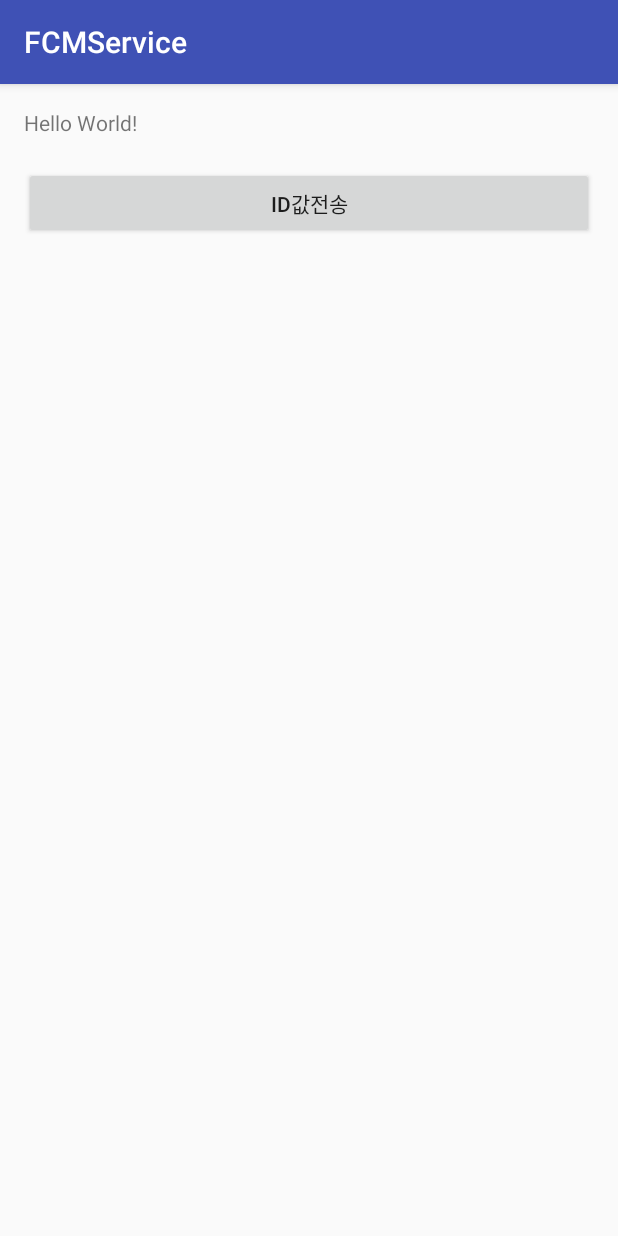
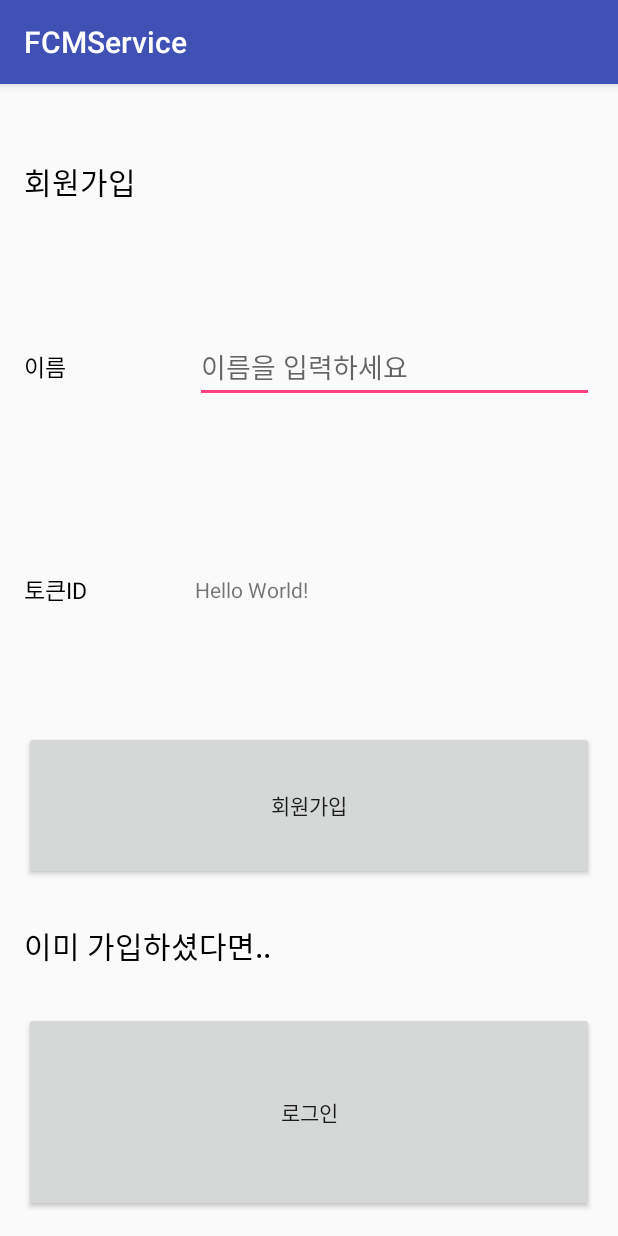
Before and after one commit to zakaf/KDHC, an Android app: the screen it shows after launch (MainActivity), on a phone screen of 412 x 824 dp. Run offline under Robolectric (Android 15) with nearby library versions, the phone set to English and light mode, and no system bars; 5 statements that could not run were skipped.

Commit message:
주석 추가, 회원가입 기능 및 로그인 화면 구현

```diff
--- a/client/FCMService/app/src/main/java/org/androidtown/fcmservice/FirebaseInstanceIDService.java
+++ b/client/FCMService/app/src/main/java/org/androidtown/fcmservice/FirebaseInstanceIDService.java
@@ -5,6 +5,7 @@ import com.google.firebase.iid.FirebaseInstanceIdService;
 
 /**
  * Created by Hosan on 2016-11-29.
+ * Firebase Cloud Messaging 서비스 사용 시 토큰 id 받아오기 위한 클래스
  */
 
 public class FirebaseInstanceIDService extends FirebaseInstanceIdService {
--- a/client/FCMService/app/src/main/java/org/androidtown/fcmservice/MainActivity.java
+++ b/client/FCMService/app/src/main/java/org/androidtown/fcmservice/MainActivity.java
@@ -5,6 +5,7 @@ import android.support.v7.app.AppCompatActivity;
 import android.util.Log;
 import android.view.View;
 import android.widget.Button;
+import android.widget.EditText;
 import android.widget.TextView;
 import android.widget.Toast;
 
@@ -23,44 +24,44 @@ public class MainActivity extends AppCompatActivity {
 
     TextView tokenId;
     Button sendButton;
+    Button loginButton;
+    EditText editTextName;
     NetworkService networkService;
     String ip = "35.164.30.147";
+    String loginString;
     int port = 3000;
 
     @Override
     protected void onCreate(Bundle savedInstanceState) {
         super.onCreate(savedInstanceState);
         setContentView(R.layout.activity_main);
+        init();
+        initNetwork();
 
-        ApplicationController application = ApplicationController.getInstance();
-        application.buildNetworkService(ip, port);
-        networkService = ApplicationController.getInstance().getNetworkService();
 
-        Log.i("로그", "연결성공");
-
-        tokenId = (TextView)findViewById(R.id.tokenId);
-        sendButton = (Button)findViewById(R.id.sendButton);
         tokenId.setText(FirebaseInstanceId.getInstance().getToken());
         Log.i("로그",FirebaseInstanceId.getInstance().getToken());
         getIntent().getExtras();
 
         FirebaseMessaging.getInstance().subscribeToTopic("test");
         sendData();
+        login();
     }
 
-    private void sendData() {
-        sendButton.setOnClickListener(new View.OnClickListener() {
+    private void login() {
+        loginButton.setOnClickListener(new View.OnClickListener() {
             @Override
             public void onClick(View v) {
                 TokenId tokenid = new TokenId("");
+                tokenid.setToken(FirebaseInstanceId.getInstance().getToken());
+                Call<String> login = networkService.login(tokenid.getToken());
+                login.enqueue(new Callback<String>() {
+                    @Override
+                    public void onResponse(Response<String> response, Retrofit retrofit) {
+                        if (response.isSuccess()) {
+                            loginString = response.body();
+                            Log.i("MyTag", "로그인값: " + loginString);
 
-                tokenid.token=FirebaseInstanceId.getInstance().getToken();
-                Call<TokenId> tokenIdCall = networkService.newTokenId(tokenid);
-                tokenIdCall.enqueue(new Callback<TokenId>() {
-                    @Override
-                    public void onResponse(Response<TokenId> response, Retrofit retrofit) {
-                        if (response.isSuccess()) {
-                            Toast.makeText(getApplicationContext(), "성공", Toast.LENGTH_LONG);
                         } else {
                             int statusCode = response.code();
                             Log.i("MyTag", "응답코드: " + statusCode);
@@ -70,9 +71,63 @@ public class MainActivity extends AppCompatActivity {
                     @Override
                     public void onFailure(Throwable t) {
                         Log.i("MyTag", "에러내용: " + t.getMessage());
+
                     }
                 });
             }
         });
     }
+
+    private void sendData() {
+        sendButton.setOnClickListener(new View.OnClickListener() {
+            @Override
+            public void onClick(View v) {
+                TokenId tokenid = new TokenId("");
+                tokenid.setName(editTextName.getText().toString());
+                tokenid.setToken(FirebaseInstanceId.getInstance().getToken());
+                Call<TokenId> tokenIdCall = networkService.newTokenId(tokenid);
+                tokenIdCall.enqueue(new Callback<TokenId>() {
+                    @Override
+                    public void onResponse(Response<TokenId> response, Retrofit retrofit) {
+                        if (response.isSuccess()) {
+
+                            Toast.makeText(getApplicationContext(), "성공", Toast.LENGTH_LONG);
+
+                        } else {
+                            int statusCode = response.code();
+                            if(statusCode==503){
+                                Toast.makeText(getApplicationContext(), "이미 등록된 token 값입니다", Toast.LENGTH_LONG).show();
+                            }
+                            Log.i("MyTag", "응답코드: " + statusCode);
+                        }
+                    }
+
+                    @Override
+                    public void onFailure(Throwable t) {
+                        if(t.getMessage().contains("failed")){
+                            Toast.makeText(getApplicationContext(), "서버에 연결되지 않았습니다", Toast.LENGTH_LONG).show();
+                        }
+
+                        Log.i("MyTag", "에러내용: " + t.getMessage());
+                    }
+                });
+            }
+        });
+    }
+    private void init(){
+        tokenId = (TextView)findViewById(R.id.tokenId);
+        sendButton = (Button)findViewById(R.id.sendButton);
+        loginButton = (Button)findViewById(R.id.loginButton);
+        editTextName = (EditText)findViewById(R.id.editTextName);
+
+
+    }
+
+    private void initNetwork(){
+        ApplicationController application = ApplicationController.getInstance();
+        application.buildNetworkService(ip, port);
+        networkService = ApplicationController.getInstance().getNetworkService();
+        Log.i("로그", "연결성공");
+
+    }
 }
--- a/client/FCMService/app/src/main/java/org/androidtown/fcmservice/component/ApplicationController.java
+++ b/client/FCMService/app/src/main/java/org/androidtown/fcmservice/component/ApplicationController.java
@@ -12,6 +12,8 @@ import retrofit.Retrofit;
 
 /**
  * Created by Hosan on 2017-01-06.
+ * 네트워킹을 처리하는 Application 객체
+ * AndroidManifest.xml 에 등록
  */
 
 public class ApplicationController extends Application {
--- a/client/FCMService/app/src/main/java/org/androidtown/fcmservice/network/NetworkService.java
+++ b/client/FCMService/app/src/main/java/org/androidtown/fcmservice/network/NetworkService.java
@@ -9,12 +9,20 @@ import retrofit.http.POST;
 
 /**
  * Created by Hosan on 2017-01-06.
+ * 요청정보를 기술한 인터페이스
+ * Retrofit 2.0 사용(http://square.github.io/retrofit/ 참고)
  */
 
 public interface NetworkService {
 
     @Headers("Content-Type: application/json")
 
+    //TokenId 객체를 DB에 insert 하기 위해 서버에 있는 sendid.js에 post 요청을 보내는 method
     @POST("/sendid")
     Call<TokenId> newTokenId(@Body TokenId tokenid);
+
+    @POST("/login")
+    Call<String> login(@Body String token);
+
+
 }
--- a/client/FCMService/app/src/main/res/layout/activity_main.xml
+++ b/client/FCMService/app/src/main/res/layout/activity_main.xml
@@ -11,20 +11,118 @@
     android:paddingBottom="@dimen/activity_vertical_margin"
     tools:context="org.androidtown.fcmservice.MainActivity">
 
+    <LinearLayout
+        android:orientation="vertical"
+        android:layout_width="match_parent"
+        android:layout_height="match_parent">
+
+        <LinearLayout
+            android:orientation="vertical"
+            android:layout_width="match_parent"
+            android:layout_height="0dp"
+            android:layout_weight="0.7">
+
             <TextView
+                android:text="회원가입"
+                android:gravity="center_vertical"
                 android:layout_width="match_parent"
+                android:textSize="20sp"
+                android:textColor="#000000"
+                android:layout_height="0dp"
+                android:layout_weight="0.2"
+                android:id="@+id/textView"
+                 />
+
+            <LinearLayout
+                android:orientation="horizontal"
+                android:layout_width="match_parent"
+                android:layout_height="0dp"
+                android:layout_weight="0.3">
+
+                <TextView
+                    android:text="이름"
+                    android:layout_gravity="center_vertical"
+                    android:layout_width="0dp"
+                    android:textSize="15sp"
+                    android:textColor="#000000"
+                    android:layout_height="wrap_content"
+                    android:id="@+id/textView2"
+                    android:layout_weight="0.3" />
+
+                <EditText
+                    android:layout_width="0dp"
+                    android:layout_gravity="center_vertical"
+                    android:layout_height="wrap_content"
+                    android:inputType="textPersonName"
+                    android:hint="이름을 입력하세요"
+                    android:ems="10"
+                    android:id="@+id/editTextName"
+                    android:layout_weight="0.7" />
+            </LinearLayout>
+
+            <LinearLayout
+                android:orientation="horizontal"
+                android:layout_gravity="center_vertical"
+                android:layout_width="match_parent"
+                android:layout_height="0dp"
+                android:layout_weight="0.3">
+
+                <TextView
+                    android:text="토큰ID"
+                    android:textSize="15sp"
+                    android:textColor="#000000"
+                    android:layout_gravity="center_vertical"
+                    android:layout_width="0dp"
+                    android:layout_height="wrap_content"
+                    android:id="@+id/textView3"
+                    android:layout_weight="0.3" />
+
+                <TextView
+                    android:layout_width="0dp"
+                    android:layout_gravity="center_vertical"
                     android:layout_height="wrap_content"
                     android:text="Hello World!"
-        android:id="@+id/tokenId" />
+                    android:id="@+id/tokenId"
+                    android:layout_weight="0.7" />
+            </LinearLayout>
 
             <Button
-        android:text="ID값전송"
+                android:text="회원가입"
                 android:layout_width="match_parent"
-        android:layout_height="wrap_content"
+                android:layout_height="0dp"
+                android:layout_weight="0.2"
                 android:layout_below="@+id/tokenId"
                 android:layout_alignParentLeft="true"
                 android:layout_alignParentStart="true"
                 android:layout_marginTop="20dp"
-        android:id="@+id/sendButton" />
+                android:id="@+id/sendButton"
+               />
+
+        </LinearLayout>
+
+        <LinearLayout
+            android:orientation="vertical"
+            android:layout_width="match_parent"
+            android:layout_height="0dp"
+            android:layout_weight="0.3">
+
+            <TextView
+                android:text="이미 가입하셨다면.."
+                android:textSize="20sp"
+                android:textColor="#000000"
+                android:gravity="center_vertical"
+                android:layout_width="match_parent"
+                android:layout_height="0dp"
+                android:layout_weight="0.4"
+                android:id="@+id/textView4" />
+
+            <Button
+                android:text="로그인"
+                android:layout_width="match_parent"
+                android:layout_height="0dp"
+                android:layout_weight="0.6"
+                android:id="@+id/loginButton" />
+        </LinearLayout>
+    </LinearLayout>
 
 </RelativeLayout>
```
Also changed, not shown: client/FCMService/app/src/main/AndroidManifest.xml (+9 -9 lines), client/FCMService/app/src/main/java/org/androidtown/fcmservice/FirebaseMessagingService.java (+21 -11 lines), client/FCMService/app/src/main/java/org/androidtown/fcmservice/KeywordActivity.java (added, +13 -0 lines), client/FCMService/app/src/main/java/org/androidtown/fcmservice/TokenId.java (+19 -2 lines), client/FCMService/app/src/main/res/layout/activity_keyword.xml (added, +13 -0 lines). Lines whose indentation alone changed are shown as unchanged.
